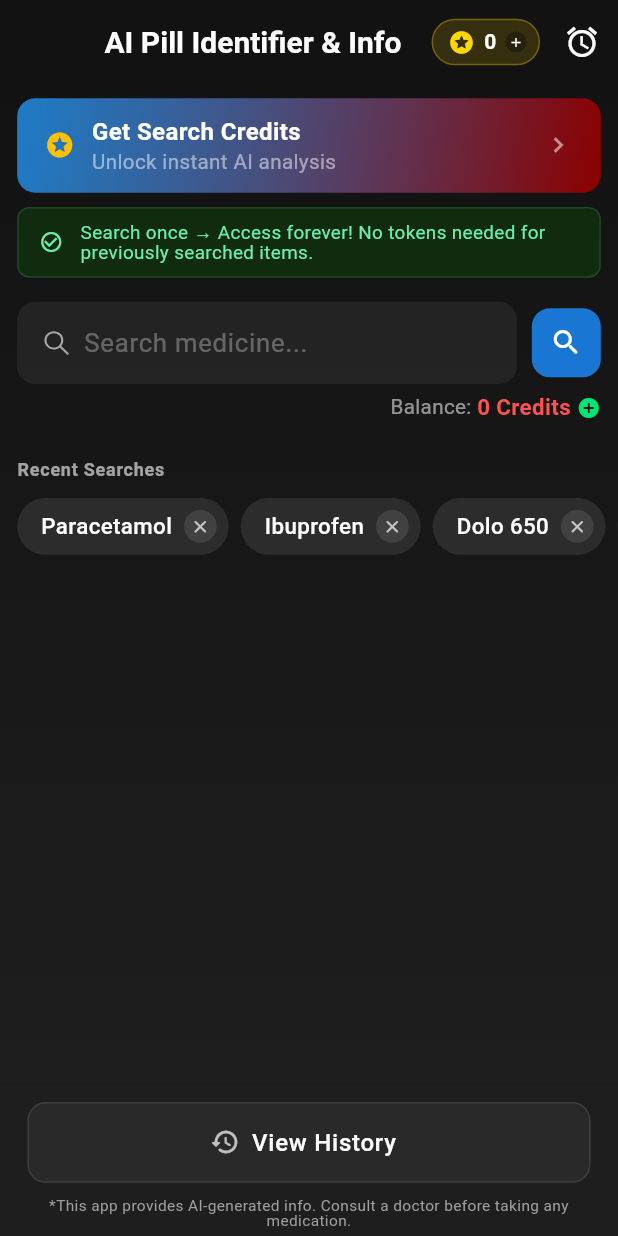
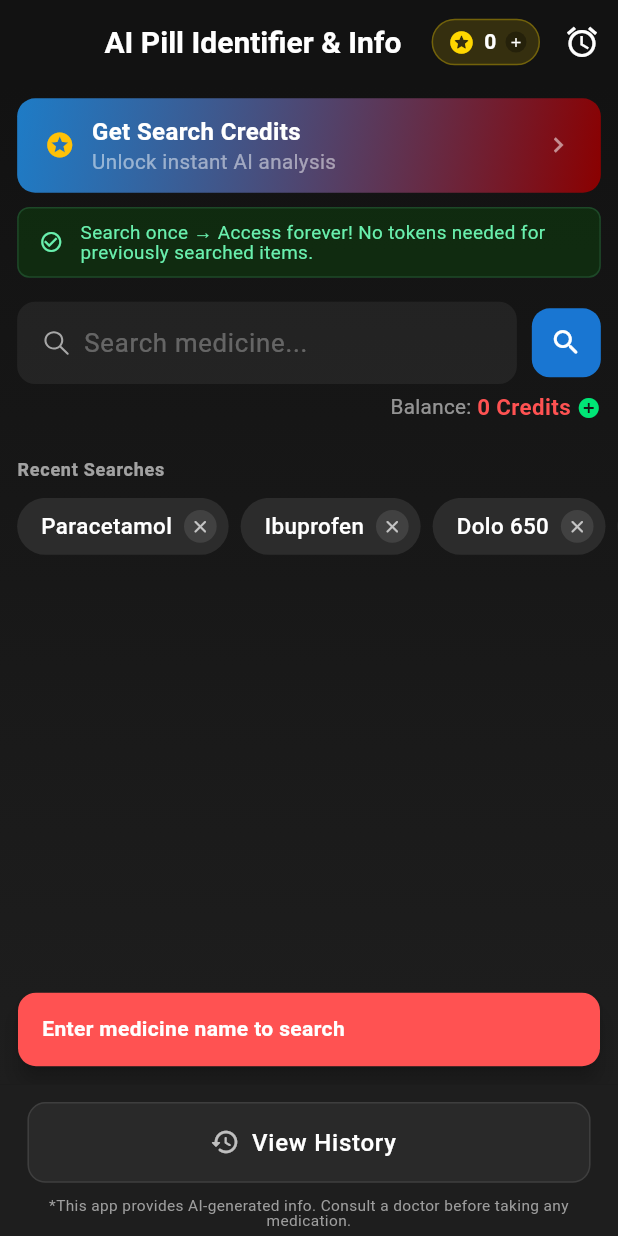
Before and after one commit to steptechnovision/ai_pill_identifier_and_info, a Flutter app: the screen it shows after launch, after a tap on the "search" icon, on a phone screen of 412 x 824 dp. Run offline on Flutter 3.47's test engine with Material 3 defaults, Android fonts, the phone set to English and light mode, and no system bars; our stand-ins replace dio, flutter_dotenv, flutter_local_notifications, flutter_screenutil, flutter_smart_dialog, flutter_svg and 6 more; missing offline and left inert: purchases_flutter.

```diff
--- a/lib/screens/medicine_tracker_screen.dart
+++ b/lib/screens/medicine_tracker_screen.dart
@@ -104,7 +104,14 @@ class _MedicineTrackerScreenState extends State<MedicineTrackerScreen> {
 
   Future<void> _searchMedicine() async {
     final name = _controller.text.trim();
-    if (name.isEmpty) return;
+    if (name.isEmpty) {
+      Utils.showMessage(
+        context,
+        "Enter medicine name to search",
+        isError: true,
+      );
+      return;
+    }
 
     // ⚠️ Check token only if API will be used
     final isCacheHit = repo.cacheContains(name.toLowerCase());
@@ -113,7 +120,8 @@ class _MedicineTrackerScreenState extends State<MedicineTrackerScreen> {
       // 🌐 Internet check
       final online = await Utils.checkInternetWithLoading();
       if (!online) {
-        Utils.showMessage(context,
+        Utils.showMessage(
+          context,
           "No internet connection. Please check your network.",
           isError: true,
         );
@@ -892,7 +900,16 @@ class _MedicineTrackerScreenState extends State<MedicineTrackerScreen> {
     );
   }
 
-  void _openPurchaseScreen() {
+  void _openPurchaseScreen() async {
+    final online = await Utils.checkInternetWithLoading();
+    if (!online) {
+      Utils.showMessage(
+        context,
+        "No internet connection. Please check your network.",
+        isError: true,
+      );
+      return;
+    }
     Navigator.push(
       context,
       MaterialPageRoute(builder: (_) => const TokenPurchaseScreen()),
```
